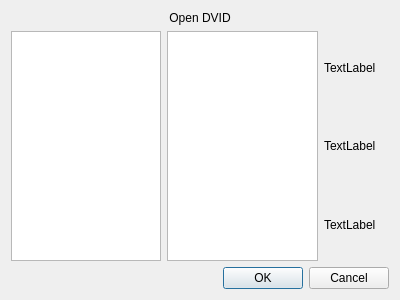
Before: the Qt Designer form neurolabi/gui/dialogs/dvidbranchdialog.ui in janelia-flyem/NeuTu, drawn with Qt 5.
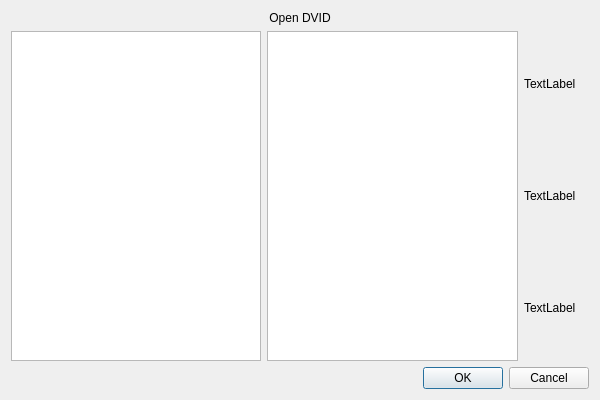
After: the same form once the commit is applied.

Commit message: repo list populates from file

Diff of the .ui file:
```diff
--- a/neurolabi/gui/dialogs/dvidbranchdialog.ui
+++ b/neurolabi/gui/dialogs/dvidbranchdialog.ui
@@ -6,8 +6,8 @@
    <rect>
     <x>0</x>
     <y>0</y>
-    <width>400</width>
-    <height>300</height>
+    <width>600</width>
+    <height>400</height>
    </rect>
   </property>
   <property name="windowTitle">
@@ -27,7 +27,11 @@
    <item>
     <layout class="QHBoxLayout" name="horizontalLayout">
      <item>
-      <widget class="QListWidget" name="listWidget"/>
+      <widget class="QListView" name="repoListView">
+       <property name="editTriggers">
+        <set>QAbstractItemView::NoEditTriggers</set>
+       </property>
+      </widget>
      </item>
      <item>
       <widget class="QListView" name="listView"/>
```
Left out of the diff: 2 changed lines with no effect on the pictures. The commit also changes 2 other files.
